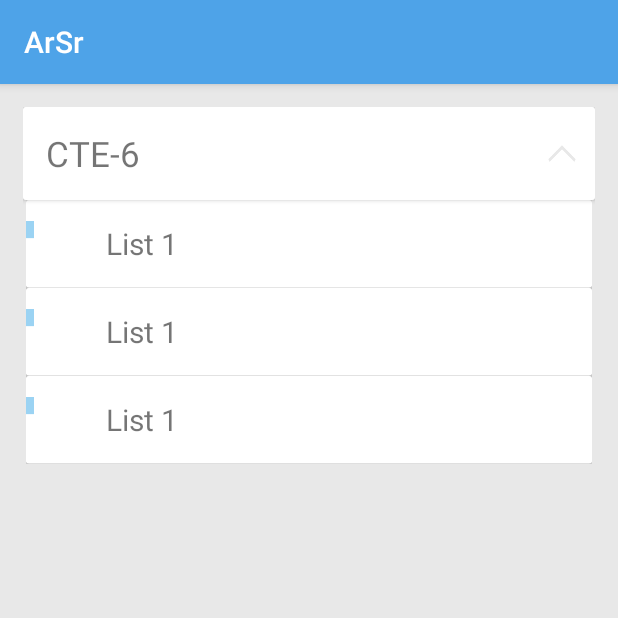
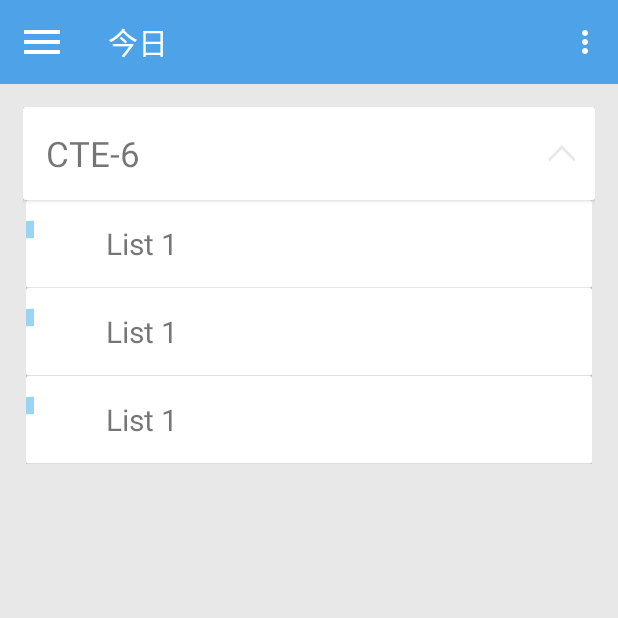
Before and after one commit to KDL-in/ArSr, an Android app: the screen it shows after launch (MainActivity), on a phone screen of 412 x 824 dp, the top half of it. Run offline under Robolectric (Android 15) with nearby library versions, the phone set to English and light mode, and no system bars.

Commit message:
preparation fin mainUI ing

```diff
--- a/app/src/main/AndroidManifest.xml
+++ b/app/src/main/AndroidManifest.xml
@@ -5,7 +5,7 @@
     <application
         android:allowBackup="true"
         android:icon="@mipmap/ic_launcher"
-        android:label="@string/app_name"
+        android:label="@string/today_task"
         android:roundIcon="@mipmap/ic_launcher_round"
         android:supportsRtl="true"
         android:theme="@style/AppTheme">
--- a/app/src/main/java/com/arsr/arsr/MainActivity.java
+++ b/app/src/main/java/com/arsr/arsr/MainActivity.java
@@ -1,16 +1,64 @@
 package com.arsr.arsr;
 
+import android.support.v4.view.GravityCompat;
+import android.support.v4.widget.DrawerLayout;
+import android.support.v7.app.ActionBar;
 import android.support.v7.app.AppCompatActivity;
 import android.os.Bundle;
+import android.support.v7.widget.Toolbar;
+import android.view.Menu;
+import android.view.MenuItem;
 import android.view.View;
 import android.widget.ImageView;
 import android.widget.LinearLayout;
 
 public class MainActivity extends BasicActivity {
+    private DrawerLayout mDrawerLayout;
+
     @Override
     protected void onCreate(Bundle savedInstanceState) {
         super.onCreate(savedInstanceState);
         setContentView(R.layout.activity_main);
+        //状态栏更换
+        Toolbar toolbar = findViewById(R.id.toolbar);
+        setSupportActionBar(toolbar);
+        //滑动菜单
+        mDrawerLayout = findViewById(R.id.drawer_layout);
+        ActionBar actionBar = getSupportActionBar();
+        if (actionBar != null) {
+            actionBar.setDisplayHomeAsUpEnabled(true);//利用返回按钮做导航按钮
+            actionBar.setHomeAsUpIndicator(R.drawable.ic_menu);
+        }
+    }
 
+    /**
+     * 加载右上角菜单
+     * @param menu
+     * @return
+     */
+    @Override
+    public boolean onCreateOptionsMenu(Menu menu) {
+        getMenuInflater().inflate(R.menu.toolbar, menu);
+        return true;
+    }
+
+    /**
+     * 右上角菜单点击事件
+     * 1. todo 后面再对各种项监听
+     * @param item
+     * @return
+     */
+    @Override
+    public boolean onOptionsItemSelected(MenuItem item) {
+        switch (item.getItemId()) {
+            case android.R.id.home:
+                mDrawerLayout.openDrawer(GravityCompat.START);
+                break;
+            case R.id.settings:
+                break;
+            default:
+                break;
+        }
+        return true;
     }
 }
--- a/app/src/main/res/layout/activity_main.xml
+++ b/app/src/main/res/layout/activity_main.xml
@@ -1,18 +1,48 @@
 <?xml version="1.0" encoding="utf-8"?>
+<android.support.v4.widget.DrawerLayout xmlns:android="http://schemas.android.com/apk/res/android"
+    xmlns:app="http://schemas.android.com/apk/res-auto"
+    xmlns:tools="http://schemas.android.com/tools"
+    android:id="@+id/drawer_layout"
+    android:layout_width="match_parent"
+    android:layout_height="match_parent">
+
+
     <LinearLayout xmlns:android="http://schemas.android.com/apk/res/android"
         xmlns:app="http://schemas.android.com/apk/res-auto"
         xmlns:tools="http://schemas.android.com/tools"
         android:layout_width="match_parent"
         android:layout_height="match_parent"
+        android:orientation="vertical"
+        tools:context="com.arsr.arsr.MainActivity">
+
+        <android.support.v7.widget.Toolbar
+            android:id="@+id/toolbar"
+            android:layout_width="match_parent"
+            android:layout_height="?attr/actionBarSize"
+            android:background="?attr/colorPrimary"
+            android:theme="@style/ThemeOverlay.AppCompat.Dark.ActionBar"
+            app:popupTheme="@style/Theme.AppCompat.Light"></android.support.v7.widget.Toolbar>
+
+        <LinearLayout
+            android:layout_width="match_parent"
+            android:layout_height="match_parent"
             android:background="@color/background"
             android:orientation="vertical"
-    android:padding="15dp"
-    tools:context="com.arsr.arsr.MainActivity">
-
+            android:padding="15dp">
 
             <com.arsr.arsr.costumview.TasksOfACategory
                 android:layout_width="match_parent"
                 android:layout_height="wrap_content"></com.arsr.arsr.costumview.TasksOfACategory>
 
+        </LinearLayout>
+
 
     </LinearLayout>
+
+    <TextView
+        android:layout_width="match_parent"
+        android:layout_height="match_parent"
+        android:layout_gravity="start"
+        android:background="#fff"
+        android:text="menu" />
+</android.support.v4.widget.DrawerLayout>
--- /dev/null
+++ b/app/src/main/res/menu/toolbar.xml
@@ -0,0 +1,9 @@
+<?xml version="1.0" encoding="utf-8"?>
+<menu xmlns:android="http://schemas.android.com/apk/res/android"
+    xmlns:app="http://schemas.android.com/apk/res-auto">
+    <item
+        android:id="@+id/settings"
+        android:icon="@drawable/ic_settings"
+        android:title="@string/settings"
+        app:showAsAction="never"></item>
+</menu>
--- a/app/src/main/res/values/strings.xml
+++ b/app/src/main/res/values/strings.xml
@@ -1,3 +1,5 @@
 <resources>
     <string name="app_name">ArSr</string>
+    <string name="today_task">今日</string>
+    <string name="settings">设置</string>
 </resources>
--- a/app/src/main/res/values/styles.xml
+++ b/app/src/main/res/values/styles.xml
@@ -1,7 +1,7 @@
 <resources>
 
     <!-- Base application theme. -->
-    <style name="AppTheme" parent="Theme.AppCompat.Light.DarkActionBar">
+    <style name="AppTheme" parent="Theme.AppCompat.Light.NoActionBar">
         <!-- Customize your theme here. -->
         <item name="colorPrimary">@color/colorPrimary</item>
         <item name="colorPrimaryDark">@color/colorPrimaryDark</item>
```
Also changed, not shown: app/src/main/res/drawable-xxhdpi/entry1.png (renamed from app/src/main/res/drawable/entry1.png), app/src/main/res/drawable-xxhdpi/expand.png (renamed from app/src/main/res/drawable/expand.png), app/src/main/res/drawable-xxhdpi/expand_rev.png (renamed from app/src/main/res/drawable/expand_rev.png), app/src/main/res/drawable-xxhdpi/ic_delete.png (added), app/src/main/res/drawable-xxhdpi/ic_done.png (added), app/src/main/res/drawable-xxhdpi/ic_menu.png (added), app/src/main/res/drawable-xxhdpi/ic_settings.png (added). Lines whose indentation alone changed are shown as unchanged.
